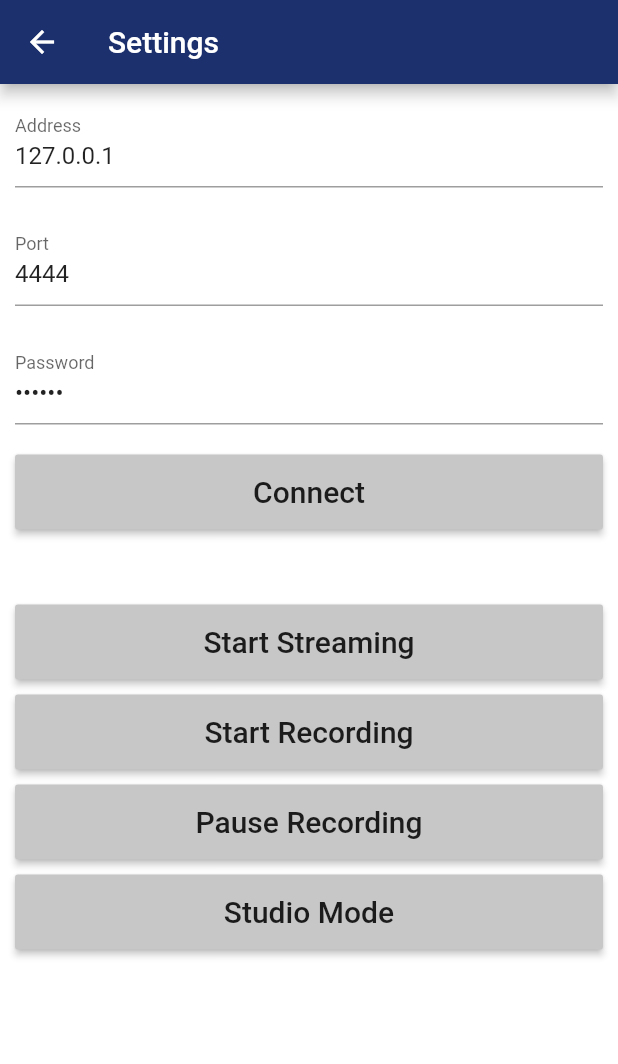
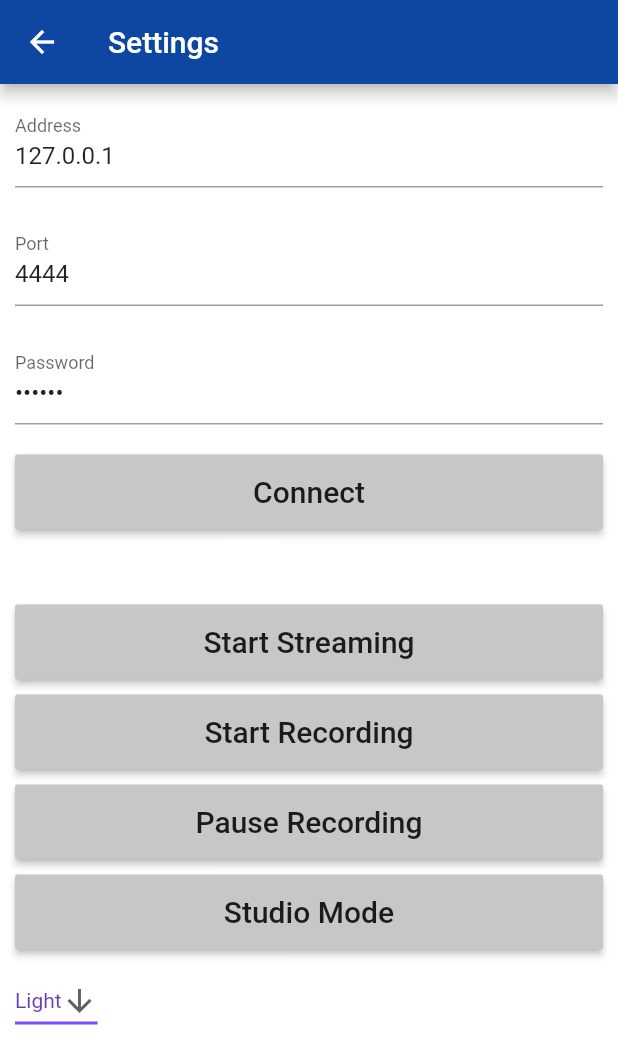
Before and after one commit to renannoronha/obs_deck, a Flutter app: the screen it shows after launch, after a tap on an icon or button, on a phone screen of 412 x 824 dp. Shown: the top 1064 px of the screen. Run offline on Flutter 3.47's test engine with Material 2 defaults, Android fonts, the light colour scheme and no system bars; our stand-ins replace flutter_redux, font_awesome_flutter, redux, shared_preferences; network calls fail.

Commit message:
initial suport to themes

```diff
--- a/lib/cupertino/main.dart
+++ b/lib/cupertino/main.dart
@@ -15,16 +15,12 @@ class MyCupertinoApp extends StatelessWidget {
   Widget build(BuildContext context) {
     return StoreProvider<AppState>(
       store: this.store,
-      child: CupertinoApp(
-        debugShowCheckedModeBanner: false,
-        title: 'OBS Deck',
-        theme: CupertinoThemeData(
-          primaryColor: const Color(0xFF1C306D),
-          // accentColor: const Color(0xFFFFAD32),
-          scaffoldBackgroundColor: CupertinoColors.white,
-        ),
-        home: StoreBuilder<AppState>(
-          builder: (context, store) => SwitcherPage(),
+      child: StoreBuilder<AppState>(
+        builder: (context, store) => CupertinoApp(
+          debugShowCheckedModeBanner: false,
+          title: 'OBS Deck',
+          theme: this.store.state.settingsState.themeData,
+          home: SwitcherPage(),
         ),
       ),
     );
--- a/lib/material/main.dart
+++ b/lib/material/main.dart
@@ -15,16 +15,12 @@ class MyAndroidApp extends StatelessWidget {
   Widget build(BuildContext context) {
     return StoreProvider<AppState>(
       store: this.store,
-      child: MaterialApp(
-        debugShowCheckedModeBanner: false,
-        title: 'OBS Deck',
-        theme: ThemeData(
-          primaryColor: const Color(0xFF1C306D),
-          accentColor: const Color(0xFFFFAD32),
-          scaffoldBackgroundColor: Colors.white,
-        ),
-        home: StoreBuilder<AppState>(
-          builder: (context, store) => SwitcherPage(),
+      child: StoreBuilder<AppState>(
+        builder: (context, store) => MaterialApp(
+          debugShowCheckedModeBanner: false,
+          title: 'OBS Deck',
+          theme: this.store.state.settingsState.themeData,
+          home: SwitcherPage(),
         ),
       ),
     );
--- a/lib/material/settings_page.dart
+++ b/lib/material/settings_page.dart
@@ -169,6 +169,30 @@ class SettingsPage extends StatelessWidget {
                       ),
                     ),
                   ),
+                  Padding(
+                    padding: const EdgeInsets.only(top: 5, left: 10, right: 10, bottom: 5),
+                    child: DropdownButton<String>(
+                      value: state.settingsState.theme,
+                      icon: Icon(Icons.arrow_downward),
+                      iconSize: 24,
+                      elevation: 16,
+                      style: TextStyle(color: Colors.deepPurple),
+                      underline: Container(
+                        height: 2,
+                        color: Colors.deepPurpleAccent,
+                      ),
+                      onChanged: (String newValue) {
+                        print(newValue);
+                        StoreProvider.of<AppState>(context).dispatch(ChangeThemeAction(newValue));
+                      },
+                      items: <String>['Light', 'Dark'].map<DropdownMenuItem<String>>((String value) {
+                        return DropdownMenuItem<String>(
+                          value: value,
+                          child: Text(value),
+                        );
+                      }).toList(),
+                    ),
+                  ),
                 ],
               ),
             ],
--- a/lib/redux/settings/settings_actions.dart
+++ b/lib/redux/settings/settings_actions.dart
@@ -1,3 +1,9 @@
+class ChangeThemeAction {
+  final String theme;
+
+  ChangeThemeAction(this.theme);
+}
+
 class ToggleConnectAction {
   final bool toggle;
 
--- a/lib/redux/settings/settings_reducer.dart
+++ b/lib/redux/settings/settings_reducer.dart
@@ -1,10 +1,29 @@
+import 'dart:io';
+
 import 'package:flutter/material.dart';
 import 'package:obs_deck/redux/app/app_state.dart';
 import 'package:obs_deck/redux/settings/settings_actions.dart';
 import 'package:obs_deck/redux/settings/settings_state.dart';
+import 'package:obs_deck/themes.dart';
 
 SettingsState settingsReducer(AppState state, dynamic action) {
-  if (action is ToggleConnectAction) {
+  if (action is ChangeThemeAction) {
+    var newTheme;
+    try {
+      if (action.theme == 'Light') {
+        newTheme = Platform.isAndroid ? Themes().light : Themes().lightCupertino;
+      } else if (action.theme == 'Dark') {
+        newTheme = Platform.isAndroid ? Themes().dark : Themes().darkCupertino;
+      }
+    } catch (e) {
+      if (action.theme == 'Light') {
+        newTheme = Themes().light;
+      } else if (action.theme == 'Dark') {
+        newTheme = Themes().dark;
+      }
+    }
+    return state.settingsState.copyWith(theme: action.theme, themeData: newTheme);
+  } else if (action is ToggleConnectAction) {
     return _toggleConnectState(state, action);
   } else if (action is ToggleStreamAction) {
     return _toggleStreamState(state.settingsState, action);
@@ -26,11 +45,9 @@ SettingsState settingsReducer(AppState state, dynamic action) {
 
 SettingsState _toggleConnectState(AppState state, ToggleConnectAction action) {
   if (action.toggle) {
-    return state.settingsState
-        .copyWith(connectButtonLabel: 'Connected', connectButtonColor: Colors.red, connect: action.toggle);
+    return state.settingsState.copyWith(connectButtonLabel: 'Connected', connectButtonColor: Colors.red, connect: action.toggle);
   } else {
-    return state.settingsState.copyWith(
-        connectButtonLabel: 'Connect', connectButtonColor: Color.fromRGBO(199, 199, 199, 1), connect: action.toggle);
+    return state.settingsState.copyWith(connectButtonLabel: 'Connect', connectButtonColor: Color.fromRGBO(199, 199, 199, 1), connect: action.toggle);
   }
 }
 
@@ -38,10 +55,7 @@ SettingsState _toggleStreamState(SettingsState state, ToggleStreamAction action)
   if (action.toggle) {
     return state.copyWith(streamButtonLabel: 'Streaming', streamButtonColor: Colors.red, stream: action.toggle);
   } else {
-    return state.copyWith(
-        streamButtonLabel: 'Start Streaming',
-        streamButtonColor: Color.fromRGBO(199, 199, 199, 1),
-        stream: action.toggle);
+    return state.copyWith(streamButtonLabel: 'Start Streaming', streamButtonColor: Color.fromRGBO(199, 199, 199, 1), stream: action.toggle);
   }
 }
 
@@ -49,10 +63,7 @@ SettingsState _toggleRecordState(SettingsState state, ToggleRecordAction action)
   if (action.toggle) {
     return state.copyWith(recordButtonLabel: 'Recording', recordButtonColor: Colors.red, record: action.toggle);
   } else {
-    return state.copyWith(
-        recordButtonLabel: 'Start Recording',
-        recordButtonColor: Color.fromRGBO(199, 199, 199, 1),
-        record: action.toggle);
+    return state.copyWith(recordButtonLabel: 'Start Recording', recordButtonColor: Color.fromRGBO(199, 199, 199, 1), record: action.toggle);
   }
 }
 
@@ -60,8 +71,7 @@ SettingsState _togglePauseState(SettingsState state, TogglePauseAction action) {
   if (action.toggle) {
     return state.copyWith(pauseButtonLabel: 'Resume Recording', pauseButtonColor: Colors.yellow, pause: action.toggle);
   } else {
-    return state.copyWith(
-        pauseButtonLabel: 'Pause Recording', pauseButtonColor: Color.fromRGBO(199, 199, 199, 1), pause: action.toggle);
+    return state.copyWith(pauseButtonLabel: 'Pause Recording', pauseButtonColor: Color.fromRGBO(199, 199, 199, 1), pause: action.toggle);
   }
 }
 
--- a/lib/redux/settings/settings_state.dart
+++ b/lib/redux/settings/settings_state.dart
@@ -1,5 +1,6 @@
 import 'package:flutter/material.dart';
 import 'package:flutter/widgets.dart';
+import 'package:obs_deck/themes.dart';
 
 @immutable
 class SettingsState {
@@ -19,6 +20,8 @@ class SettingsState {
     this.studioButtonLabel,
     this.studioButtonColor,
     this.studioMode,
+    this.theme,
+    this.themeData,
     this.address,
     this.port,
     this.password,
@@ -41,6 +44,9 @@ class SettingsState {
   final Color studioButtonColor;
   final bool studioMode;
 
+  final String theme;
+  final dynamic themeData;
+
   final TextEditingController address;
   final TextEditingController port;
   final TextEditingController password;
@@ -62,6 +68,8 @@ class SettingsState {
       studioButtonLabel: 'Studio Mode',
       studioButtonColor: Color.fromRGBO(199, 199, 199, 1),
       studioMode: false,
+      theme: 'Light',
+      themeData: Themes().light,
       address: TextEditingController(text: addr ?? '127.0.0.1'),
       port: TextEditingController(text: pt ?? '4444'),
       password: TextEditingController(text: pass ?? '123456'),
@@ -84,6 +92,8 @@ class SettingsState {
     studioButtonLabel,
     studioButtonColor,
     studioMode,
+    theme,
+    themeData,
     TextEditingController address,
     TextEditingController port,
     TextEditingController password,
@@ -104,6 +114,8 @@ class SettingsState {
       studioButtonLabel: studioButtonLabel ?? this.studioButtonLabel,
       studioButtonColor: studioButtonColor ?? this.studioButtonColor,
       studioMode: studioMode ?? this.studioMode,
+      theme: theme ?? this.theme,
+      themeData: themeData ?? this.themeData,
       address: address ?? this.address,
       port: port ?? this.port,
       password: password ?? this.password,
@@ -129,6 +141,8 @@ class SettingsState {
           studioButtonLabel == other.studioButtonLabel &&
           studioButtonColor == other.studioButtonColor &&
           studioMode == other.studioMode &&
+          theme == other.theme &&
+          themeData == other.themeData &&
           address == other.address &&
           port == other.port &&
           password == other.password;
@@ -150,6 +164,8 @@ class SettingsState {
       studioButtonLabel.hashCode ^
       studioButtonColor.hashCode ^
       studioMode.hashCode ^
+      theme.hashCode ^
+      themeData.hashCode ^
       address.hashCode ^
       port.hashCode ^
       password.hashCode;
--- /dev/null
+++ b/lib/themes.dart
@@ -0,0 +1,26 @@
+import 'package:flutter/cupertino.dart';
+import 'package:flutter/material.dart';
+
+class Themes {
+  final light = ThemeData(
+    primaryColor: Colors.blue[900],
+    accentColor: Colors.blue,
+    scaffoldBackgroundColor: Colors.white,
+  );
+
+  final lightCupertino = CupertinoThemeData(
+    primaryColor: const Color(0xFF1C306D),
+    scaffoldBackgroundColor: CupertinoColors.white,
+  );
+
+  final dark = ThemeData(
+    primaryColor: Colors.black,
+    accentColor: Colors.white,
+    scaffoldBackgroundColor: Colors.blueGrey[900],
+  );
+
+  final darkCupertino = CupertinoThemeData(
+    primaryColor: CupertinoColors.systemBlue,
+    scaffoldBackgroundColor: CupertinoColors.white,
+  );
+}
```
